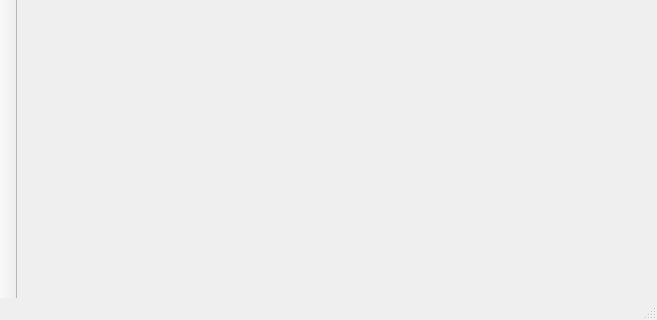
Qt form mainwindow.ui (Putesestvije/Dwarfchitect) before a commit; both pictures show x 0 to 657 and y 146 to 466 of the 657 by 466 pixel window.
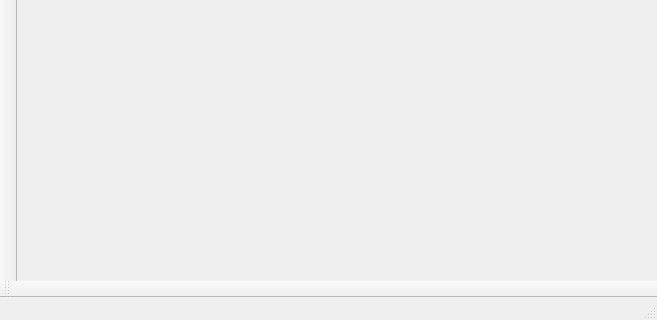
The same form after that commit.

Commit message: Added the buttons to change the designation with which you are painting

The edit to the form file:
```diff
--- a/mainwindow.ui
+++ b/mainwindow.ui
@@ -97,6 +97,17 @@
    </attribute>
   </widget>
   <widget class="QStatusBar" name="statusBar"/>
+  <widget class="QToolBar" name="designationsToolBar">
+   <property name="windowTitle">
+    <string>toolBar</string>
+   </property>
+   <attribute name="toolBarArea">
+    <enum>BottomToolBarArea</enum>
+   </attribute>
+   <attribute name="toolBarBreak">
+    <bool>false</bool>
+   </attribute>
+  </widget>
   <action name="actionNew">
    <property name="text">
     <string>New</string>
```
The commit also changes 16 other files.
